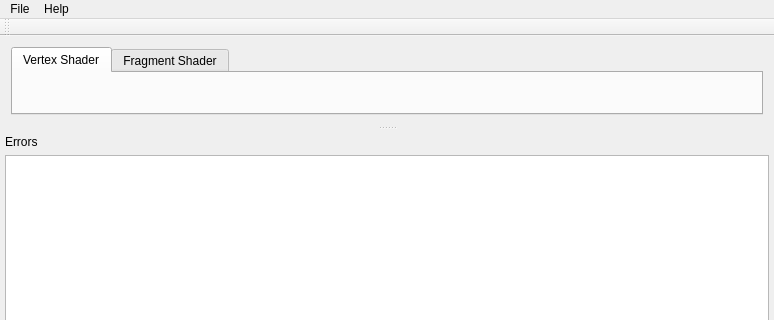
The window that mainwindow.ui (607011/glsl-live) describes before a commit, drawn with Qt 5; both pictures show x 0 to 774 and y 0 to 320 of the 774 by 535 pixel window.
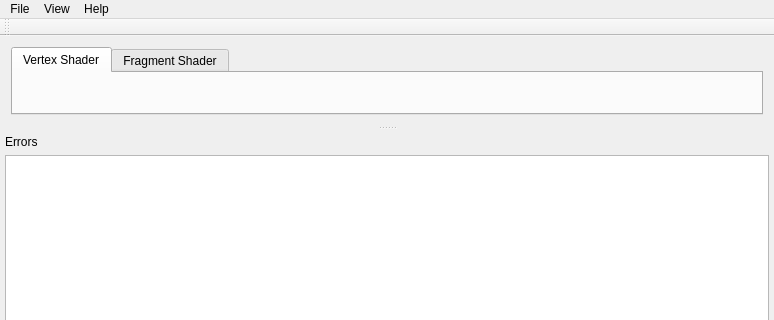
The same window after the commit.

```diff
--- a/mainwindow.ui
+++ b/mainwindow.ui
@@ -179,7 +179,15 @@
     <addaction name="separator"/>
     <addaction name="actionExit"/>
    </widget>
+   <widget class="QMenu" name="menuView">
+    <property name="title">
+     <string>View</string>
+    </property>
+    <addaction name="actionFitImageToWindow"/>
+    <addaction name="actionResizeToOriginalImageSize"/>
+   </widget>
    <addaction name="menuFile"/>
+   <addaction name="menuView"/>
    <addaction name="menuHelp"/>
   </widget>
   <widget class="QToolBar" name="mainToolBar">
```
Left out of the diff: 10 changed lines with no effect on the pictures.
